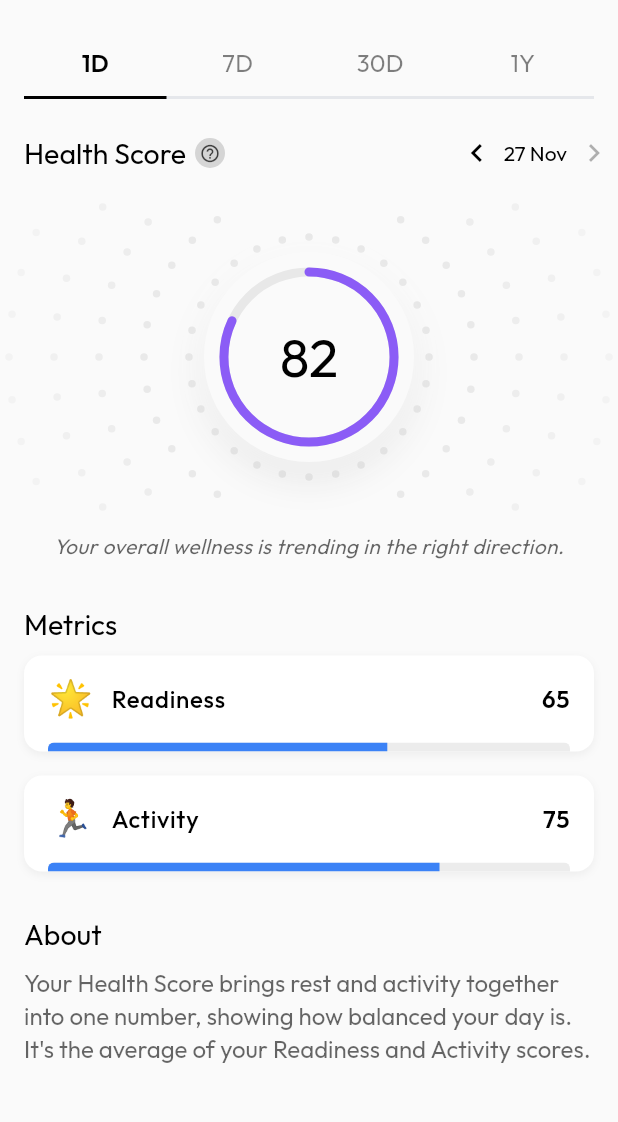
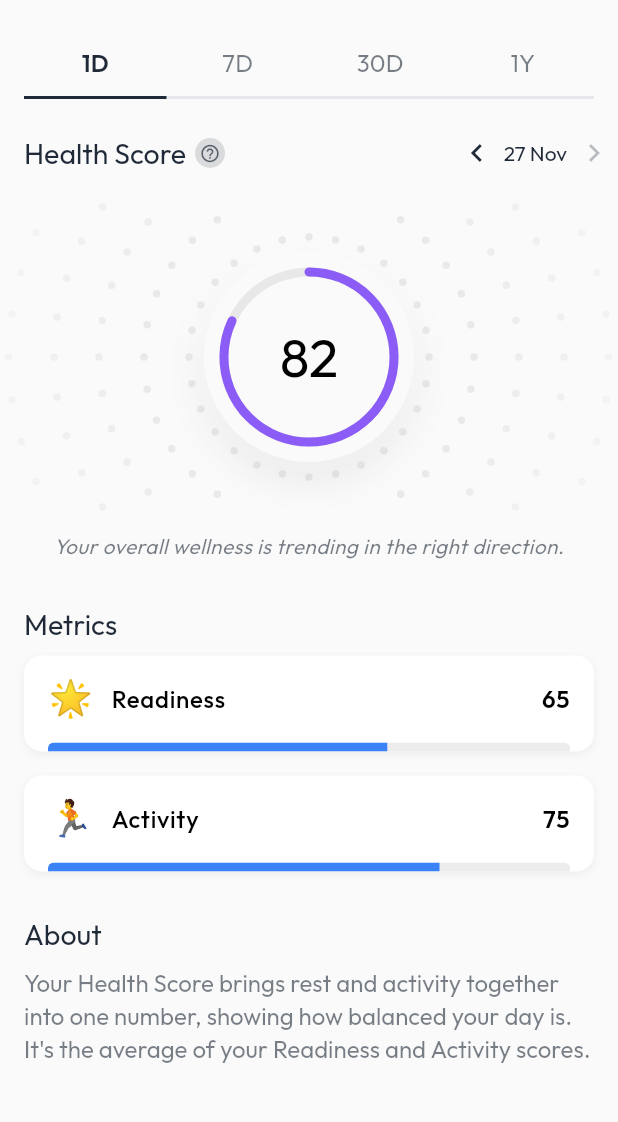
Before and after one commit to emeban44/rolla_fitness_app_demo, a Flutter app: the screen it shows after launch, after a tap on "Health Score", on a phone screen of 412 x 824 dp, the part 57-1179 px from its top. Run offline on Flutter 3.47's test engine with Material 3 defaults, Android fonts, the phone set to English and light mode, and no system bars; our stand-ins replace dartz, equatable, fl_chart, flutter_bloc, freezed_annotation, get_it and 2 more.

Commit message:
complete color usage refactor & improvements

```diff
--- a/lib/core/widgets/error/error_widget.dart
+++ b/lib/core/widgets/error/error_widget.dart
@@ -1,5 +1,6 @@
 import 'package:flutter/material.dart';
 import 'package:rolla_fitness_app_demo/core/theme/app_colors.dart';
+import 'package:rolla_fitness_app_demo/core/theme/theme_extensions.dart';
 
 /// Reusable error widget with retry functionality
 class AppErrorWidget extends StatelessWidget {
@@ -35,7 +36,7 @@ class AppErrorWidget extends StatelessWidget {
               message,
               textAlign: TextAlign.center,
               style: Theme.of(context).textTheme.bodyMedium?.copyWith(
-                    color: Theme.of(context).textTheme.bodySmall?.color,
+                    color: context.colors.foregroundSecondary,
                   ),
             ),
             if (onRetry != null) ...[
--- a/lib/core/widgets/section/section_description.dart
+++ b/lib/core/widgets/section/section_description.dart
@@ -1,8 +1,8 @@
 import 'package:flutter/material.dart';
 import 'package:google_fonts/google_fonts.dart';
+import 'package:rolla_fitness_app_demo/core/theme/theme_extensions.dart';
 
-/// Reusable section description text
-/// Used for description content in "How It Works?" and "About" sections
+/// Reusable section description text.
 class SectionDescription extends StatelessWidget {
   final String text;
 
@@ -20,7 +20,7 @@ class SectionDescription extends StatelessWidget {
         fontWeight: FontWeight.w400,
         height: 22 / 16, // 22px line height / 16px font size = 1.375
         letterSpacing: 0,
-        color: Theme.of(context).textTheme.bodyLarge?.color?.withValues(alpha: 0.6),
+        color: context.colors.foregroundSubtle,
       ),
     );
   }
--- a/lib/core/widgets/section/section_title.dart
+++ b/lib/core/widgets/section/section_title.dart
@@ -1,8 +1,8 @@
 import 'package:flutter/material.dart';
 import 'package:google_fonts/google_fonts.dart';
+import 'package:rolla_fitness_app_demo/core/theme/theme_extensions.dart';
 
-/// Reusable section title with optional info icon
-/// Used for section headings like "Metrics", "About", and in ScoreHeader
+/// Reusable section title with optional info icon.
 class SectionTitle extends StatelessWidget {
   final String title;
   final VoidCallback? onInfoTap;
@@ -25,7 +25,7 @@ class SectionTitle extends StatelessWidget {
             fontWeight: FontWeight.w400,
             height: 1.0,
             letterSpacing: 0,
-            color: Theme.of(context).textTheme.bodyLarge?.color,
+            color: context.colors.foregroundPrimary,
           ),
         ),
         if (onInfoTap != null) ...[
@@ -37,21 +37,13 @@ class SectionTitle extends StatelessWidget {
               height: 20,
               decoration: BoxDecoration(
                 shape: BoxShape.circle,
-                color: Theme.of(context)
-                    .textTheme
-                    .bodySmall
-                    ?.color
-                    ?.withValues(alpha: 0.15),
+                color: context.colors.foregroundFaint,
               ),
               child: Center(
                 child: Icon(
                   Icons.help_outline,
                   size: 14,
-                  color: Theme.of(context)
-                      .textTheme
-                      .bodySmall
-                      ?.color
-                      ?.withValues(alpha: 0.7),
+                  color: context.colors.foregroundMuted,
                 ),
               ),
             ),
--- a/lib/core/widgets/theme_switcher/theme_switcher.dart
+++ b/lib/core/widgets/theme_switcher/theme_switcher.dart
@@ -2,7 +2,7 @@ import 'package:flutter/material.dart';
 import 'package:flutter_bloc/flutter_bloc.dart';
 import 'package:rolla_fitness_app_demo/core/theme/theme_cubit.dart';
 
-/// Reusable theme switcher widget for app bars
+/// Reusable theme switcher action widget.
 class ThemeSwitcher extends StatelessWidget {
   const ThemeSwitcher({super.key});
 
--- a/lib/features/scores/presentation/pages/score_detail_page.dart
+++ b/lib/features/scores/presentation/pages/score_detail_page.dart
@@ -1,6 +1,7 @@
 import 'package:flutter/material.dart';
 import 'package:flutter_bloc/flutter_bloc.dart';
 import 'package:rolla_fitness_app_demo/core/di/scores_injection.dart';
+import 'package:rolla_fitness_app_demo/core/theme/theme_extensions.dart';
 import 'package:rolla_fitness_app_demo/core/widgets/snackbar/basic_snackbar.dart';
 import 'package:rolla_fitness_app_demo/features/scores/presentation/widgets/charts/chart_loading_skeleton.dart';
 import 'package:rolla_fitness_app_demo/core/widgets/error/error_widget.dart';
@@ -158,7 +159,7 @@ class ScoreDetailView extends StatelessWidget {
                                   Text(
                                     'Daily Avg.',
                                     style: Theme.of(context).textTheme.bodySmall?.copyWith(
-                                      color: Theme.of(context).textTheme.bodySmall?.color?.withValues(alpha: 0.6),
+                                      color: context.colors.foregroundSubtle,
                                     ),
                                   ),
                               ],
@@ -343,7 +344,7 @@ class LoadingSkeletonView extends StatelessWidget {
                       Text(
                         'Daily Avg.',
                         style: Theme.of(context).textTheme.bodySmall?.copyWith(
-                          color: Theme.of(context).textTheme.bodySmall?.color?.withValues(alpha: 0.6),
+                          color: context.colors.foregroundSubtle,
                         ),
                       ),
                   ],
--- a/lib/features/scores/presentation/widgets/gauge/radial_gauge.dart
+++ b/lib/features/scores/presentation/widgets/gauge/radial_gauge.dart
@@ -1,6 +1,7 @@
 import 'dart:math' as math;
 import 'package:flutter/material.dart';
 import 'package:rolla_fitness_app_demo/core/theme/app_typography.dart';
+import 'package:rolla_fitness_app_demo/core/theme/theme_extensions.dart';
 
 /// Neumorphic circular radial gauge showing score 0-100
 /// Shows "N/A" when score is null (missing data)
@@ -30,12 +31,12 @@ class RadialGauge extends StatelessWidget {
           color: Theme.of(context).scaffoldBackgroundColor,
           boxShadow: [
             BoxShadow(
-              color: Colors.black.withValues(alpha: 0.1),
+              color: context.colors.shadowMedium,
               blurRadius: 20,
               offset: const Offset(0, 10),
             ),
             BoxShadow(
-              color: Colors.white.withValues(alpha: 0.8),
+              color: context.colors.shadowStrong,
               blurRadius: 20,
               offset: const Offset(0, 1),
             ),
@@ -52,10 +53,10 @@ class RadialGauge extends StatelessWidget {
             final displayScore = score == null ? null : animatedValue.round();
             return CustomPaint(
               painter: ArcPainter(
+                context: context,
                 score: displayScore,
                 color: color,
                 strokeWidth: 6,
-                isDark: Theme.of(context).brightness == Brightness.dark,
               ),
               child: Center(
                 child: Text(
@@ -73,16 +74,16 @@ class RadialGauge extends StatelessWidget {
 
 /// Painter for the colored arc showing score with background track
 class ArcPainter extends CustomPainter {
+  final BuildContext context;
   final int? score;
   final Color color;
   final double strokeWidth;
-  final bool isDark;
 
   ArcPainter({
+    required this.context,
     required this.score,
     required this.color,
     required this.strokeWidth,
-    required this.isDark,
   });
 
   @override
@@ -96,9 +97,7 @@ class ArcPainter extends CustomPainter {
     );
 
     // Background track color (same as dots)
-    final backgroundTrackColor = isDark
-        ? Colors.white.withValues(alpha: 0.1)
-        : Colors.grey.withValues(alpha: 0.2);
+    final backgroundTrackColor = context.colors.gridLine;
 
     // Draw full circle background track (unfinished progress)
     final backgroundPaint = Paint()
@@ -138,6 +137,6 @@ class ArcPainter extends CustomPainter {
   bool shouldRepaint(covariant ArcPainter oldDelegate) {
     return oldDelegate.score != score ||
         oldDelegate.color != color ||
-        oldDelegate.isDark != isDark;
+        Theme.of(oldDelegate.context).brightness != Theme.of(context).brightness;
   }
 }
--- a/lib/features/scores/presentation/widgets/gauge/score_gauge_decorated_section.dart
+++ b/lib/features/scores/presentation/widgets/gauge/score_gauge_decorated_section.dart
@@ -1,5 +1,6 @@
 import 'dart:math' as math;
 import 'package:flutter/material.dart';
+import 'package:rolla_fitness_app_demo/core/theme/theme_extensions.dart';
 import 'package:rolla_fitness_app_demo/features/scores/domain/enums/score_type.dart';
 import 'package:rolla_fitness_app_demo/features/scores/presentation/widgets/gauge/radial_gauge.dart';
 
@@ -26,9 +27,7 @@ class ScoreGaugeDecoratedSection extends StatelessWidget {
           // Ripple dotted background centered
           Positioned.fill(
             child: CustomPaint(
-              painter: RippleDottedBackgroundPainter(
-                isDark: Theme.of(context).brightness == Brightness.dark,
-              ),
+              painter: RippleDottedBackgroundPainter(context: context),
             ),
           ),
 
@@ -48,10 +47,10 @@ class ScoreGaugeDecoratedSection extends StatelessWidget {
 
 /// Custom painter for ripple/wavelength dotted background
 class RippleDottedBackgroundPainter extends CustomPainter {
-  final bool isDark;
+  final BuildContext context;
 
   RippleDottedBackgroundPainter({
-    required this.isDark,
+    required this.context,
   });
 
   @override
@@ -64,6 +63,8 @@ class RippleDottedBackgroundPainter extends CustomPainter {
     const dotsPerCircle = 28; // Dots per circle
     const dotRadius = 2.5;
 
+    final isDark = Theme.of(context).brightness == Brightness.dark;
+
     for (int circleIndex = 0; circleIndex < circleCount; circleIndex++) {
       // Calculate alpha - aggressive fade in first 6 circles
       final baseAlpha = isDark ? 0.15 : 0.22;
@@ -72,7 +73,7 @@ class RippleDottedBackgroundPainter extends CustomPainter {
 
       // Create paint with progressive fade
       final paint = Paint()
-        ..color = isDark ? Colors.white.withValues(alpha: alpha) : Colors.grey.withValues(alpha: alpha)
+        ..color = context.colors.decorativeWithOpacity(alpha)
         ..style = PaintingStyle.fill;
 
       // Each circle gets progressively larger
@@ -94,6 +95,6 @@ class RippleDottedBackgroundPainter extends CustomPainter {
 
   @override
   bool shouldRepaint(covariant RippleDottedBackgroundPainter oldDelegate) {
-    return oldDelegate.isDark != isDark;
+    return Theme.of(oldDelegate.context).brightness != Theme.of(context).brightness;
   }
 }
--- a/lib/features/scores/presentation/widgets/gauge/spinning_radial_skeleton.dart
+++ b/lib/features/scores/presentation/widgets/gauge/spinning_radial_skeleton.dart
@@ -1,5 +1,6 @@
 import 'dart:math' as math;
 import 'package:flutter/material.dart';
+import 'package:rolla_fitness_app_demo/core/theme/theme_extensions.dart';
 
 /// A spinning radial gauge skeleton for loading states
 /// Looks like a radial gauge that's spinning/loading
@@ -38,9 +39,7 @@ class _SpinningRadialSkeletonState extends State<SpinningRadialSkeleton> with Si
 
   @override
   Widget build(BuildContext context) {
-    final isDark = Theme.of(context).brightness == Brightness.dark;
-    final baseColor =
-        widget.color ?? (isDark ? Colors.white.withValues(alpha: 0.2) : Colors.grey.withValues(alpha: 0.3));
+    final baseColor = widget.color ?? context.colors.skeletonBase;
 
     return SizedBox(
       width: widget.size,
@@ -51,12 +50,12 @@ class _SpinningRadialSkeletonState extends State<SpinningRadialSkeleton> with Si
           color: Theme.of(context).scaffoldBackgroundColor,
           boxShadow: [
             BoxShadow(
-              color: Colors.black.withValues(alpha: 0.1),
+              color: context.colors.shadowMedium,
               blurRadius: 20,
               offset: const Offset(0, 10),
             ),
             BoxShadow(
-              color: Colors.white.withValues(alpha: 0.8),
+              color: context.colors.shadowStrong,
               blurRadius: 20,
               offset: const Offset(0, 1),
             ),
@@ -67,15 +66,14 @@ class _SpinningRadialSkeletonState extends State<SpinningRadialSkeleton> with Si
           builder: (context, child) {
             return CustomPaint(
               painter: _SpinningArcPainter(
+                context: context,
                 progress: _controller.value,
                 color: baseColor,
                 strokeWidth: 6,
-                isDark: isDark,
               ),
               child: Center(
                 child: _ShimmeringText(
                   controller: _controller,
-                  isDark: isDark,
                 ),
               ),
             );
@@ -89,11 +87,9 @@ class _SpinningRadialSkeletonState extends State<SpinningRadialSkeleton> with Si
 /// Shimmer effect for the score text during loading
 class _ShimmeringText extends StatelessWidget {
   final AnimationController controller;
-  final bool isDark;
 
   const _ShimmeringText({
     required this.controller,
-    required this.isDark,
   });
 
   @override
@@ -109,7 +105,7 @@ class _ShimmeringText extends StatelessWidget {
           height: 30,
           decoration: BoxDecoration(
             borderRadius: BorderRadius.circular(8),
-            color: isDark ? Colors.white.withValues(alpha: opacity) : Colors.grey.withValues(alpha: opacity),
+            color: context.colors.decorativeWithOpacity(opacity),
           ),
         );
       },
@@ -119,16 +115,16 @@ class _ShimmeringText extends StatelessWidget {
 
 /// Painter for the spinning arc
 class _SpinningArcPainter extends CustomPainter {
+  final BuildContext context;
   final double progress;
   final Color color;
   final double strokeWidth;
-  final bool isDark;
 
   _SpinningArcPainter({
+    required this.context,
     required this.progress,
     required this.color,
     required this.strokeWidth,
-    required this.isDark,
   });
 
   @override
@@ -142,7 +138,7 @@ class _SpinningArcPainter extends CustomPainter {
     );
 
     // Background track
-    final backgroundTrackColor = isDark ? Colors.white.withValues(alpha: 0.1) : Colors.grey.withValues(alpha: 0.2);
+    final backgroundTrackColor = context.colors.gridLine;
 
     final backgroundPaint = Paint()
       ..color = backgroundTrackColor
--- a/lib/features/scores/presentation/widgets/insights/daily_insight_note.dart
+++ b/lib/features/scores/presentation/widgets/insights/daily_insight_note.dart
@@ -1,4 +1,5 @@
 import 'package:flutter/material.dart';
+import 'package:rolla_fitness_app_demo/core/theme/theme_extensions.dart';
 
 /// Displays a subtle, centered insight note for the selected day
 class DailyInsightNote extends StatelessWidget {
@@ -18,7 +19,7 @@ class DailyInsightNote extends StatelessWidget {
           text,
           textAlign: TextAlign.center,
           style: Theme.of(context).textTheme.bodyMedium?.copyWith(
-            color: Theme.of(context).textTheme.bodyMedium?.color?.withValues(alpha: 0.6),
+            color: context.colors.foregroundSubtle,
             fontStyle: FontStyle.italic,
           ),
         ),
--- a/lib/features/scores/presentation/widgets/metrics/metrics_details_list.dart
+++ b/lib/features/scores/presentation/widgets/metrics/metrics_details_list.dart
@@ -1,4 +1,5 @@
 import 'package:flutter/material.dart';
+import 'package:rolla_fitness_app_demo/core/theme/theme_extensions.dart';
 import 'package:rolla_fitness_app_demo/core/utils/helpers/metric_helper.dart';
 import 'package:rolla_fitness_app_demo/features/scores/domain/entities/metric/metric.dart';
 
@@ -103,7 +104,7 @@ class _MetricInfoRow extends StatelessWidget {
         Text(
           metric.displayValue,
           style: Theme.of(context).textTheme.bodyMedium?.copyWith(
-            color: Theme.of(context).textTheme.bodySmall?.color?.withValues(alpha: 0.6),
+            color: context.colors.foregroundSubtle,
           ),
         ),
         const SizedBox(width: 8),
--- a/lib/features/scores/presentation/widgets/selectors/time_period_selector.dart
+++ b/lib/features/scores/presentation/widgets/selectors/time_period_selector.dart
@@ -1,6 +1,7 @@
 import 'package:flutter/material.dart';
 import 'package:google_fonts/google_fonts.dart';
 import 'package:intl/intl.dart';
+import 'package:rolla_fitness_app_demo/core/theme/theme_extensions.dart';
 import 'package:rolla_fitness_app_demo/features/scores/domain/enums/timeframe.dart';
 
 /// Time period selector with navigation chevrons
@@ -25,8 +26,6 @@ class TimePeriodSelector extends StatelessWidget {
 
   @override
   Widget build(BuildContext context) {
-    final textColor = Theme.of(context).textTheme.bodyLarge?.color;
-
     return Row(
       mainAxisSize: MainAxisSize.min,
       children: [
@@ -36,7 +35,7 @@ class TimePeriodSelector extends StatelessWidget {
           child: Icon(
             Icons.chevron_left,
             size: 24,
-            color: canGoPrevious ? textColor : textColor?.withValues(alpha: 0.3),
+            color: canGoPrevious ? context.colors.foregroundPrimary : context.colors.foregroundDisabled,
           ),
         ),
 
@@ -50,7 +49,7 @@ class TimePeriodSelector extends StatelessWidget {
             fontWeight: FontWeight.w400,
             height: 1.0,
             letterSpacing: 0,
-            color: textColor,
+            color: context.colors.foregroundPrimary,
           ),
         ),
 
@@ -62,7 +61,7 @@ class TimePeriodSelector extends StatelessWidget {
           child: Icon(
             Icons.chevron_right,
             size: 24,
-            color: canGoNext ? textColor : textColor?.withValues(alpha: 0.3),
+            color: canGoNext ? context.colors.foregroundPrimary : context.colors.foregroundDisabled,
           ),
         ),
       ],
--- a/lib/features/scores/presentation/widgets/selectors/timeframe_selector.dart
+++ b/lib/features/scores/presentation/widgets/selectors/timeframe_selector.dart
@@ -1,4 +1,5 @@
 import 'package:flutter/material.dart';
+import 'package:rolla_fitness_app_demo/core/theme/theme_extensions.dart';
 import 'package:rolla_fitness_app_demo/features/scores/domain/enums/timeframe.dart';
 
 /// Timeframe selector widget with 1D, 7D, 30D, 1Y tabs
@@ -51,7 +52,7 @@ class TimeframeSelector extends StatelessWidget {
                   child: Container(
                     width: tabWidth,
                     height: 2,
-                    color: Theme.of(context).textTheme.bodyLarge?.color ?? Colors.black,
+                    color: context.colors.foregroundPrimary,
                   ),
                 );
               },
@@ -110,8 +111,8 @@ class TimeframeTab extends StatelessWidget {
   @override
   Widget build(BuildContext context) {
     final textColor = isSelected
-        ? Theme.of(context).textTheme.bodyLarge?.color
-        : Theme.of(context).textTheme.bodyMedium?.color?.withValues(alpha: 0.5);
+        ? context.colors.foregroundPrimary
+        : context.colors.foregroundSubtle;
 
     return Expanded(
       child: GestureDetector(
```
Also changed, not shown: lib/core/theme/theme_extensions.dart (added, +70 -0 lines), lib/features/scores/presentation/widgets/charts/trend_chart.dart (+6 -21 lines).
